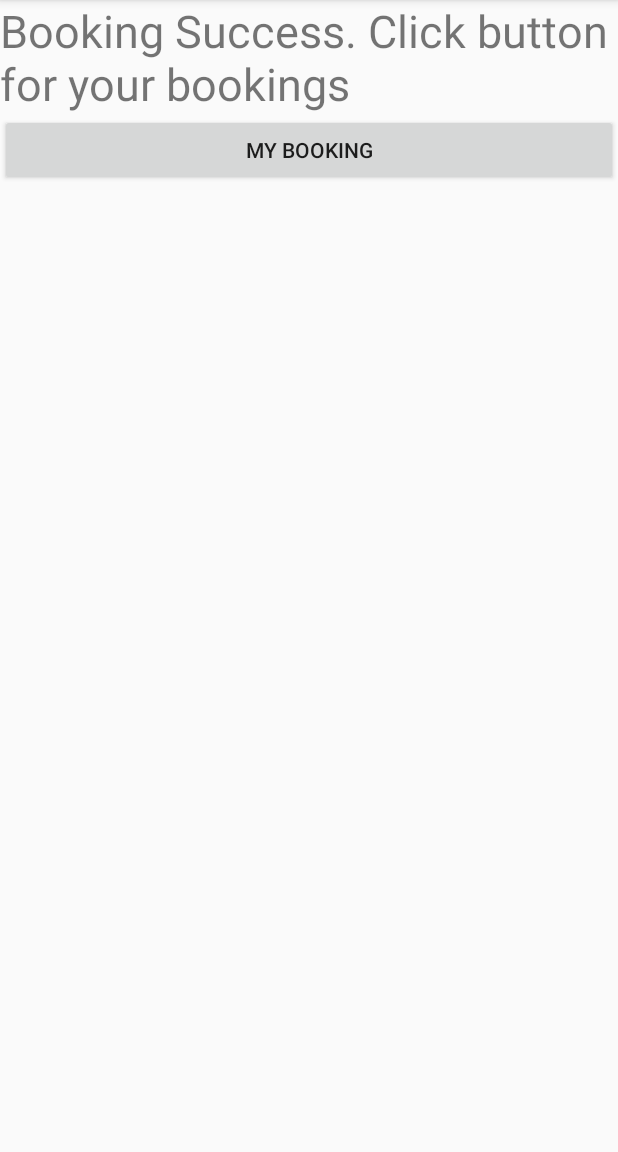
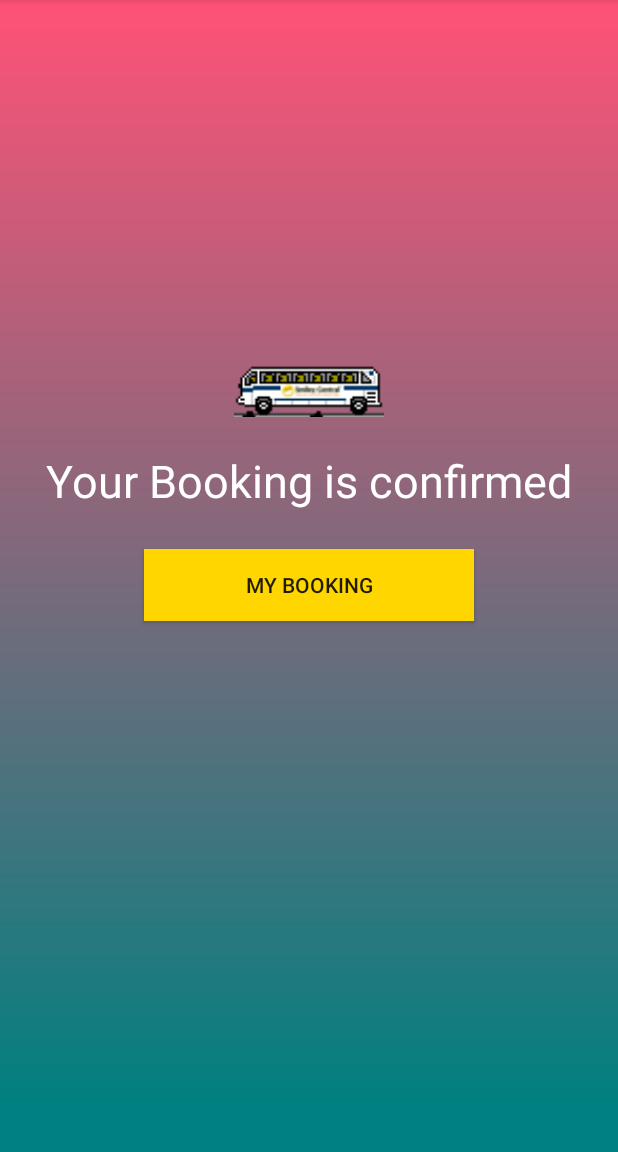
Before and after one commit to sonym3/BusBooking, an Android app: the ConfBooking screen opened directly, with no data from a screen before it, on a phone screen of 412 x 824 dp, the part 84-1236 px from its top. Run offline under Robolectric (Android 15) with nearby library versions, the phone set to English and light mode, and no system bars; our stand-ins replace Picasso; 1 statement that could not run was skipped.

Commit message:
newly fresh windows

```diff
--- a/app/build.gradle
+++ b/app/build.gradle
@@ -33,4 +33,7 @@ dependencies {
     androidTestImplementation 'androidx.test.espresso:espresso-core:3.1.1'
     implementation 'com.firebaseui:firebase-ui-database:4.2.1'
     implementation 'androidx.recyclerview:recyclerview:1.1.0'
+    implementation 'pl.droidsonroids.gif:android-gif-drawable:1.2.17'
+    implementation 'com.squareup.picasso:picasso:2.5.2'
+
 }
--- a/app/src/main/java/com/example/grayhound/ConfBooking.java
+++ b/app/src/main/java/com/example/grayhound/ConfBooking.java
@@ -3,18 +3,24 @@ package com.example.grayhound;
 import androidx.appcompat.app.AppCompatActivity;
 
 import android.content.Intent;
+import android.media.Image;
 import android.os.Bundle;
+import android.provider.ContactsContract;
 import android.view.View;
 import android.widget.Button;
+import android.widget.ImageView;
+
+import com.squareup.picasso.Picasso;
 
 public class ConfBooking extends AppCompatActivity {
-Button btnConfBooking;
+Button btnConfBooking,btnMore;
+ImageView imageView;
     @Override
     protected void onCreate(Bundle savedInstanceState) {
         super.onCreate(savedInstanceState);
         setContentView(R.layout.activity_conf_booking);
         final String user = getIntent().getExtras().getString("user");
-
+        imageView=(ImageView)findViewById(R.id.runningBus);
         btnConfBooking=(Button)findViewById(R.id.btnConfBooking);
         btnConfBooking.setOnClickListener(new View.OnClickListener() {
             @Override
@@ -25,4 +31,8 @@ Button btnConfBooking;
             }
         });
     }
+    @Override
+    public void onBackPressed() {
+        // do nothing.
+    }
 }
--- a/app/src/main/java/com/example/grayhound/Dashboard.java
+++ b/app/src/main/java/com/example/grayhound/Dashboard.java
@@ -37,6 +37,7 @@ public class Dashboard extends AppCompatActivity {
     protected void onCreate(Bundle savedInstanceState) {
         super.onCreate(savedInstanceState);
         setContentView(R.layout.activity_dashboard);
+        user = getIntent().getExtras().getString("user");
 
         from=(Spinner)findViewById(R.id.leavingFrom);
         to=(Spinner)findViewById(R.id.goingTo);
@@ -46,7 +47,7 @@ public class Dashboard extends AppCompatActivity {
         dateSlot=(TextView) findViewById(R.id.pickDate);
 
 
-        user = getIntent().getExtras().getString("user");
+
         defaultMaxDate.set(2019, Calendar.DECEMBER, 30);
 
         dateSlot.setOnClickListener(new View.OnClickListener() {
--- a/app/src/main/java/com/example/grayhound/Register.java
+++ b/app/src/main/java/com/example/grayhound/Register.java
@@ -48,6 +48,9 @@ public class Register extends AppCompatActivity {
                 passwordConfirmation =passwordConf.getText().toString();
                 if (!TextUtils.isEmpty(password) && !TextUtils.isEmpty(passwordConfirmation))
                 {
+
+                }
+
                 if(password.equals(passwordConfirmation))
                 {
                     //smile please
@@ -60,8 +63,6 @@ public class Register extends AppCompatActivity {
                     passwordConf.setText("");
                     return;
                 }
-                }
-
                 if (TextUtils.isEmpty(email)) {
                     Toast.makeText(getApplicationContext(), "Please enter email...", Toast.LENGTH_LONG).show();
                     return;
--- a/app/src/main/java/com/example/grayhound/SearchResult.java
+++ b/app/src/main/java/com/example/grayhound/SearchResult.java
@@ -65,7 +65,7 @@ public class SearchResult extends AppCompatActivity {
         String start=random1+":00H";
 
         userx.setStartTime(start);
-        int random2 = (int)(Math.random()*((24-random1+1)+1))+random1+1;
+        int random2 = (int)(Math.random()*((24-(random1+1))+1))+(random1+1);
         String end=random2+":00H";
         userx.setReachTime(end);
         int random3 = (int)(Math.random()*((100-20)+1))+20;;
--- a/app/src/main/res/layout/activity_conf_booking.xml
+++ b/app/src/main/res/layout/activity_conf_booking.xml
@@ -5,18 +5,33 @@
     android:layout_width="match_parent"
     android:layout_height="match_parent"
     android:orientation="vertical"
-    tools:context=".ConfBooking">
+    tools:context=".ConfBooking"
+    android:background="@drawable/gradient">
 
+    <pl.droidsonroids.gif.GifImageView
+        android:layout_marginTop="220dp"
+        android:layout_gravity="center"
+        android:id="@+id/runningBus"
+        android:src="@drawable/busrunning"
+        android:layout_width="100dp"
+        android:layout_height="80dp"/>
     <TextView
         android:id="@+id/textView"
         android:layout_width="wrap_content"
         android:layout_height="wrap_content"
+        android:textColor="#FFF"
         android:textSize="30dp"
-        android:text="Booking Success. Click button for your bookings" />
+        android:layout_gravity="center"
+        android:text="Your Booking is confirmed" />
 
     <Button
         android:id="@+id/btnConfBooking"
-        android:layout_width="match_parent"
         android:layout_height="wrap_content"
-        android:text="My Booking" />
+        android:text="My Booking"
+        android:layout_width="220dp"
+        android:layout_gravity="center"
+        android:layout_marginTop="25dp"
+        android:background="#FFD600"
+        />
+
 </LinearLayout>
--- a/app/src/main/res/layout/activity_my_booking.xml
+++ b/app/src/main/res/layout/activity_my_booking.xml
@@ -4,6 +4,7 @@
     xmlns:tools="http://schemas.android.com/tools"
     android:layout_width="match_parent"
     android:layout_height="match_parent"
+    android:background="@drawable/gradient"
     tools:context=".MyBooking">
 
 
--- a/app/src/main/res/layout/booking_row.xml
+++ b/app/src/main/res/layout/booking_row.xml
@@ -11,10 +11,11 @@
     <LinearLayout
         android:layout_width="match_parent"
         android:id="@+id/list_root"
-        android:layout_height="248dp"
+        android:layout_height="wrap_content"
         android:orientation="vertical"
-        android:background="#00B8D4"
+        android:background="#E9E3D9"
         android:layout_margin="5dp">
+
         <TextView
             android:layout_width="wrap_content"
             android:layout_height="wrap_content"
@@ -62,6 +63,7 @@
             android:layout_width="wrap_content"
             android:layout_height="wrap_content"
             android:id="@+id/rowBtnDelete"
+            android:layout_marginBottom="5dp"
             android:text="Delete"/>
     </LinearLayout>
 
```
Also changed, not shown: app/src/main/java/com/example/grayhound/Pojo.java (+8 -8 lines), app/src/main/res/layout/activity_register_success.xml (+17 -4 lines), app/src/main/res/layout/activity_search_result.xml (+8 -3 lines), app/src/main/res/drawable-v24/busrunning.gif (added). Lines whose indentation alone changed are shown as unchanged.
